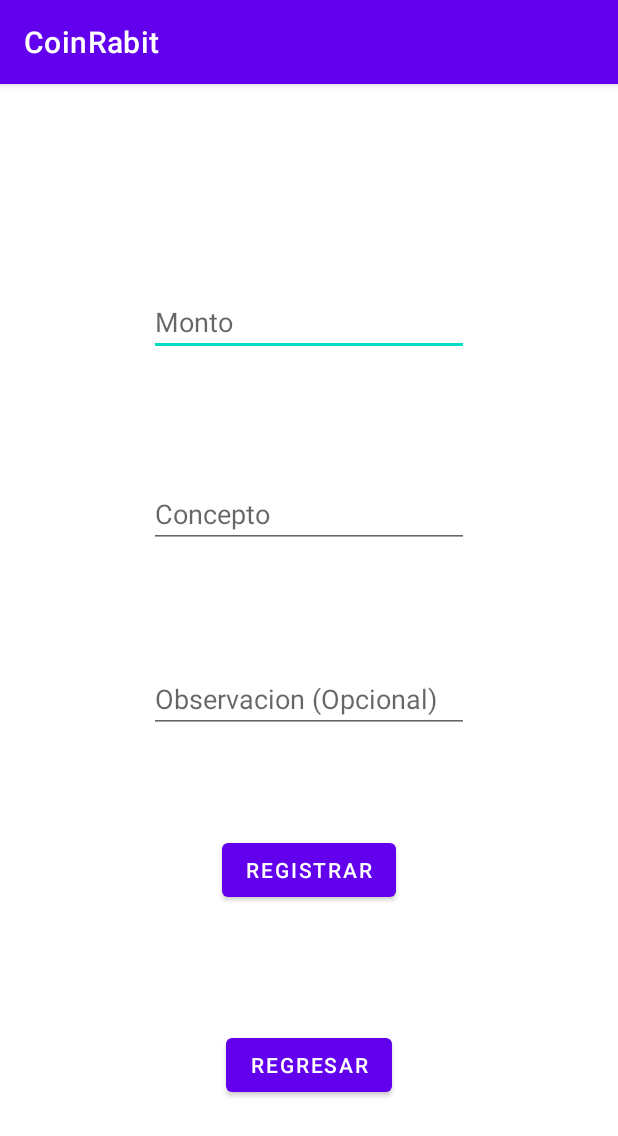
After one commit to Uriel099/coin_rabbit, an Android app: the registra_gasto screen opened directly, with no data from a screen before it, on a phone screen of 412 x 824 dp. The commit adds this screen. Shown: the top 1136 px of the screen. Run offline under Robolectric (Android 15) with nearby library versions, the phone set to English and light mode, and no system bars; our stand-ins replace Volley; network calls fail.

Commit message:
bd remota

```diff
--- a/app/build.gradle
+++ b/app/build.gradle
@@ -35,4 +35,5 @@ dependencies {
     testImplementation 'junit:junit:4.+'
     androidTestImplementation 'androidx.test.ext:junit:1.1.2'
     androidTestImplementation 'androidx.test.espresso:espresso-core:3.3.0'
+    implementation 'com.android.volley:volley:1.1.1'
 }
--- /dev/null
+++ b/app/src/main/res/layout/activity_registra_gasto.xml
@@ -0,0 +1,72 @@
+<?xml version="1.0" encoding="utf-8"?>
+<androidx.constraintlayout.widget.ConstraintLayout xmlns:android="http://schemas.android.com/apk/res/android"
+    xmlns:app="http://schemas.android.com/apk/res-auto"
+    xmlns:tools="http://schemas.android.com/tools"
+    android:layout_width="match_parent"
+    android:layout_height="match_parent"
+    tools:context=".registra_gasto">
+
+    <EditText
+        android:id="@+id/montoE"
+        android:layout_width="wrap_content"
+        android:layout_height="wrap_content"
+        android:layout_marginTop="118dp"
+        android:layout_marginBottom="65dp"
+        android:ems="10"
+        android:hint="@string/monto"
+        android:inputType="number"
+        android:text="@string/vacio"
+        app:layout_constraintBottom_toTopOf="@+id/conceptoE"
+        app:layout_constraintEnd_toEndOf="parent"
+        app:layout_constraintStart_toStartOf="parent"
+        app:layout_constraintTop_toTopOf="parent" />
+
+    <EditText
+        android:id="@+id/conceptoE"
+        android:layout_width="wrap_content"
+        android:layout_height="wrap_content"
+        android:layout_marginBottom="78dp"
+        android:ems="10"
+        android:hint="@string/concepto"
+        android:inputType="textPersonName"
+        android:text="@string/vacio"
+        app:layout_constraintBottom_toTopOf="@+id/observacionE"
+        app:layout_constraintEnd_toEndOf="parent"
+        app:layout_constraintStart_toStartOf="parent" />
+
+    <EditText
+        android:id="@+id/observacionE"
+        android:layout_width="wrap_content"
+        android:layout_height="wrap_content"
+        android:layout_marginBottom="67dp"
+        android:ems="10"
+        android:hint="@string/observacion"
+        android:inputType="textPersonName"
+        android:text="@string/vacio"
+        app:layout_constraintBottom_toTopOf="@+id/button7"
+        app:layout_constraintEnd_toEndOf="parent"
+        app:layout_constraintStart_toStartOf="parent" />
+
+    <Button
+        android:id="@+id/button7"
+        android:layout_width="wrap_content"
+        android:layout_height="wrap_content"
+        android:layout_marginBottom="82dp"
+        android:onClick="registra"
+        android:text="@string/registrar"
+        app:layout_constraintBottom_toTopOf="@+id/button8"
+        app:layout_constraintEnd_toEndOf="parent"
+        app:layout_constraintStart_toStartOf="parent" />
+
+    <Button
+        android:id="@+id/button8"
+        android:layout_width="wrap_content"
+        android:layout_height="wrap_content"
+        android:layout_marginBottom="90dp"
+        android:onClick="regresar"
+        android:text="@string/regresar"
+        app:layout_constraintBottom_toBottomOf="parent"
+        app:layout_constraintEnd_toEndOf="parent"
+        app:layout_constraintStart_toStartOf="parent" />
+
+</androidx.constraintlayout.widget.ConstraintLayout>
--- a/app/src/main/res/values/strings.xml
+++ b/app/src/main/res/values/strings.xml
@@ -1,3 +1,15 @@
 <resources>
     <string name="app_name">CoinRabit</string>
+    <string name="ahorro">Ahorro:</string>
+    <string name="ahorro2">Aqui se muestra el ahorro</string>
+    <string name="ingresos">Ingresos</string>
+    <string name="egresos">Gastos</string>
+    <string name="regingreso">Registrar ingreso</string>
+    <string name="regresar">Regresar</string>
+    <string name="monto">Monto</string>
+    <string name="concepto">Concepto</string>
+    <string name="vacio"></string>
+    <string name="observacion">Observacion (Opcional)</string>
+    <string name="registrar">Registrar</string>
+    <string name="reg_gasto">Registrar Gasto</string>
 </resources>
```
Also changed, not shown: app/src/main/AndroidManifest.xml (+7 -0 lines), app/src/main/java/com/example/coinrabit/MainActivity.java (+14 -2 lines), app/src/main/java/com/example/coinrabit/gastos.java (added, +69 -0 lines), app/src/main/java/com/example/coinrabit/ingresos.java (added, +70 -0 lines), app/src/main/java/com/example/coinrabit/principal.java (added, +59 -0 lines), app/src/main/java/com/example/coinrabit/registra_gasto.java (added, +82 -0 lines), app/src/main/java/com/example/coinrabit/registra_ingreso.java (added, +83 -0 lines), app/src/main/res/layout/activity_gastos.xml (added, +38 -0 lines), app/src/main/res/layout/activity_ingresos.xml (added, +40 -0 lines), app/src/main/res/layout/activity_main.xml (+8 -8 lines), app/src/main/res/layout/activity_principal.xml (added, +54 -0 lines), app/src/main/res/layout/activity_registra_ingreso.xml (added, +69 -0 lines), app/src/main/res/drawable/logo.png (added).
